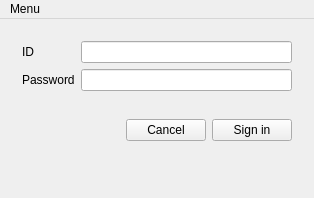
This is gui/sign_in.ui in BoraYang/onnuri as Qt 5 draws it before an edit. The edited form follows.
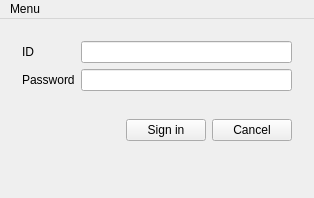
This is the edited form.

Patch:
```diff
--- a/gui/sign_in.ui
+++ b/gui/sign_in.ui
@@ -73,16 +73,16 @@
         </spacer>
        </item>
        <item>
-        <widget class="QPushButton" name="btn_cancel">
+        <widget class="QPushButton" name="btn_sign_in">
          <property name="text">
-          <string>Cancel</string>
+          <string>Sign in</string>
          </property>
         </widget>
        </item>
        <item>
-        <widget class="QPushButton" name="btn_sign_in">
+        <widget class="QPushButton" name="btn_cancel">
          <property name="text">
-          <string>Sign in</string>
+          <string>Cancel</string>
          </property>
         </widget>
        </item>
```
